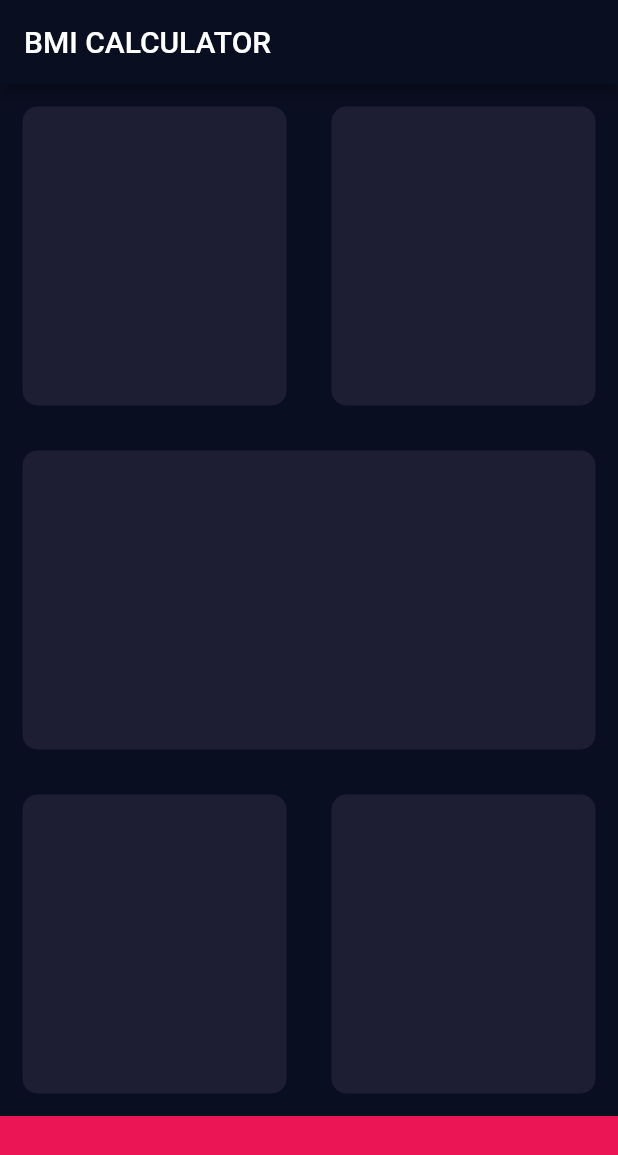
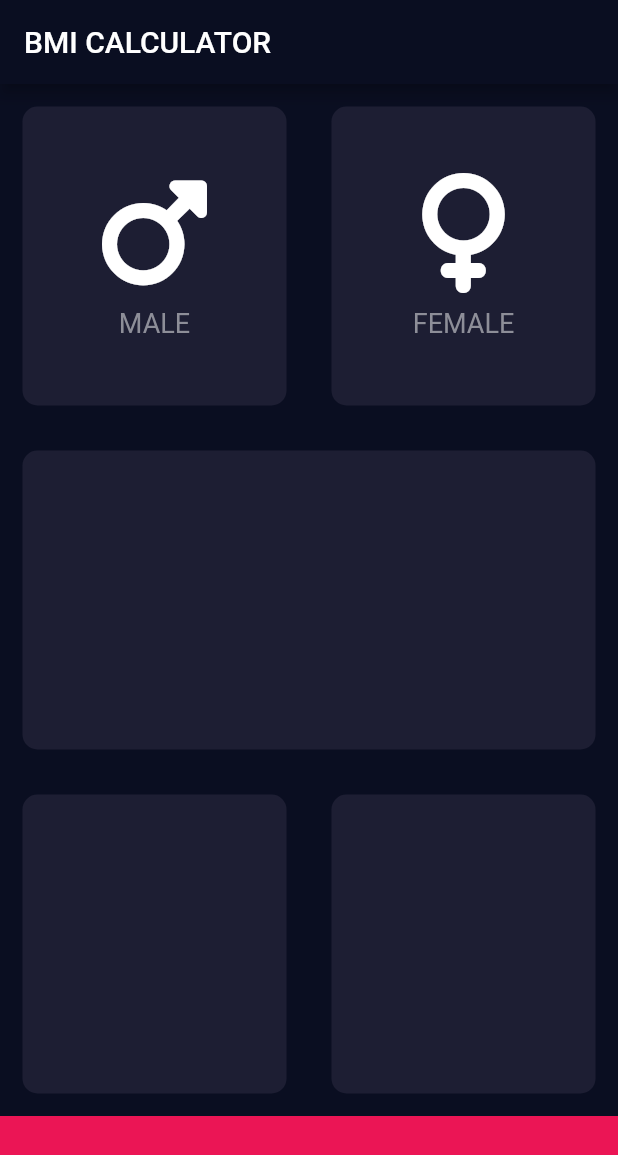
Before and after one commit to bl1nkker/flutter-development-bootcamp, a Flutter app: the screen it shows after launch, on a phone screen of 412 x 824 dp. Shown: the top 1155 px of the screen. Run offline on Flutter 3.47's test engine with Material 2 defaults, Android fonts, the phone set to English and light mode, and no system bars; our stand-ins replace audioplayers, font_awesome_flutter, rflutter_alert.

Commit message:
125 Creating Custom Flutter Widgets

```diff
--- /dev/null
+++ b/bmi_calculator_flutter/lib/gender_card_content.dart
@@ -0,0 +1,33 @@
+import 'package:flutter/material.dart';
+
+const labelTextStyle = TextStyle(fontSize: 18.0, color: Color(0xff8d8e98));
+
+class GenderCardContent extends StatelessWidget {
+  const GenderCardContent({
+    @required this.icon,
+    @required this.text,
+    Key key,
+  }) : super(key: key);
+  final IconData icon;
+  final String text;
+
+  @override
+  Widget build(BuildContext context) {
+    return Column(
+      mainAxisAlignment: MainAxisAlignment.center,
+      children: [
+        Icon(
+          icon,
+          size: 80.0,
+        ),
+        SizedBox(
+          height: 10,
+        ),
+        Text(
+          text,
+          style: labelTextStyle,
+        )
+      ],
+    );
+  }
+}
--- a/bmi_calculator_flutter/lib/input_page.dart
+++ b/bmi_calculator_flutter/lib/input_page.dart
@@ -1,4 +1,7 @@
+import 'package:bmi_calculator_flutter/gender_card_content.dart';
+import 'package:bmi_calculator_flutter/reusable_card.dart';
 import 'package:flutter/material.dart';
+import 'package:font_awesome_flutter/font_awesome_flutter.dart';
 
 const activeCardColor = Color(0xFF1D1E33);
 const bottomContainerColor = Color(0xffeb1555);
@@ -23,10 +26,18 @@ class _InputPageState extends State<InputPage> {
                 Expanded(
                     child: ReusableCard(
                   cardColor: activeCardColor,
+                  cardChild: GenderCardContent(
+                    icon: FontAwesomeIcons.mars,
+                    text: 'MALE',
+                  ),
                 )),
                 Expanded(
                     child: ReusableCard(
                   cardColor: activeCardColor,
+                  cardChild: GenderCardContent(
+                    icon: FontAwesomeIcons.venus,
+                    text: 'FEMALE',
+                  ),
                 )),
               ],
             ),
@@ -59,19 +70,3 @@ class _InputPageState extends State<InputPage> {
     );
   }
 }
-
-class ReusableCard extends StatelessWidget {
-  final Color cardColor;
-  ReusableCard({
-    @required this.cardColor,
-  });
-
-  @override
-  Widget build(BuildContext context) {
-    return Container(
-      margin: EdgeInsets.all(15.0),
-      decoration: BoxDecoration(
-          color: cardColor, borderRadius: BorderRadius.circular(10.0)),
-    );
-  }
-}
--- /dev/null
+++ b/bmi_calculator_flutter/lib/reusable_card.dart
@@ -0,0 +1,17 @@
+import 'package:flutter/material.dart';
+
+class ReusableCard extends StatelessWidget {
+  final Color cardColor;
+  final Widget cardChild;
+  ReusableCard({@required this.cardColor, this.cardChild});
+
+  @override
+  Widget build(BuildContext context) {
+    return Container(
+      margin: EdgeInsets.all(15.0),
+      child: cardChild,
+      decoration: BoxDecoration(
+          color: cardColor, borderRadius: BorderRadius.circular(10.0)),
+    );
+  }
+}
--- a/bmi_calculator_flutter/pubspec.yaml
+++ b/bmi_calculator_flutter/pubspec.yaml
@@ -11,6 +11,7 @@ dependencies:
     sdk: flutter
 
   cupertino_icons: ^0.1.2
+  font_awesome_flutter: ^10.1.0
 
 dev_dependencies:
   flutter_test:
```
Also changed, not shown: bmi_calculator_flutter/pubspec.lock.
